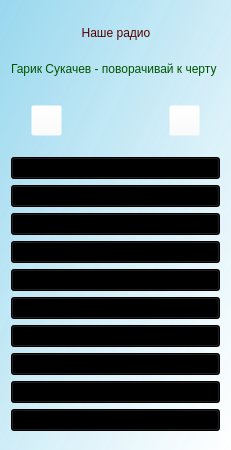
Before: the Qt Designer form playlistradio.ui in MaximTarutin/maxradio, drawn with Qt 5.
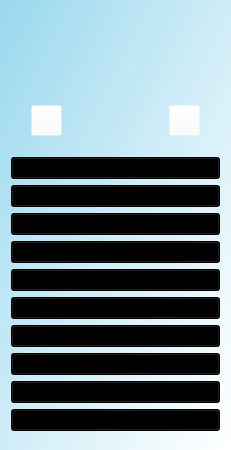
After: the same form once the commit is applied. Icons and pictures are not drawn.

Commit message: работа с метаданными

The edit to the form file:
```diff
--- a/playlistradio.ui
+++ b/playlistradio.ui
@@ -56,7 +56,7 @@
 font: italic 14pt &quot;Times New Roman&quot;;</string>
            </property>
            <property name="text">
-            <string>Наше радио</string>
+            <string/>
            </property>
            <property name="alignment">
             <set>Qt::AlignCenter</set>
@@ -83,7 +83,7 @@
 font: italic 11pt &quot;Times New Roman&quot;;</string>
            </property>
            <property name="text">
-            <string>Гарик Сукачев - поворачивай к черту</string>
+            <string/>
            </property>
           </widget>
          </item>
```
The commit also changes 2 other files.
